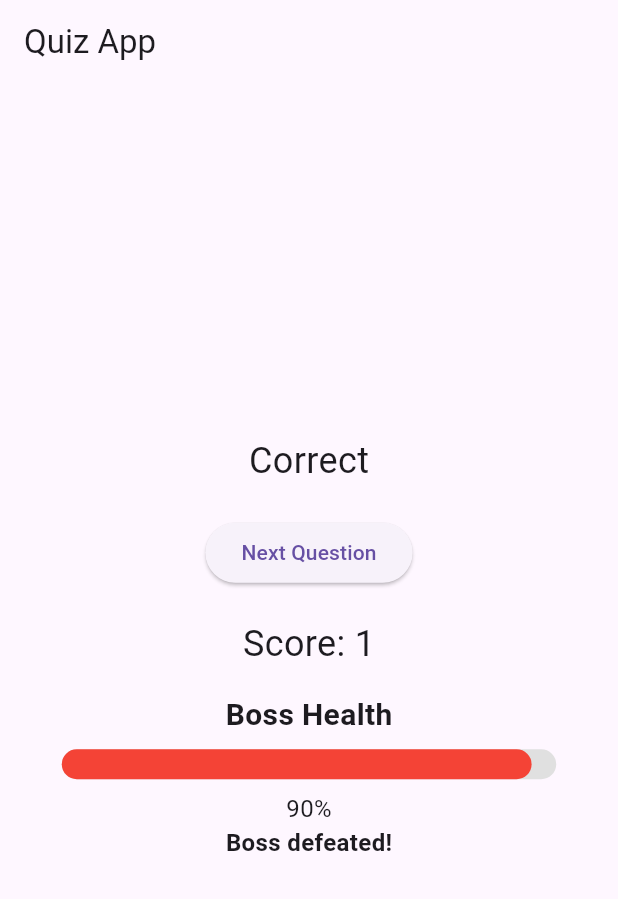
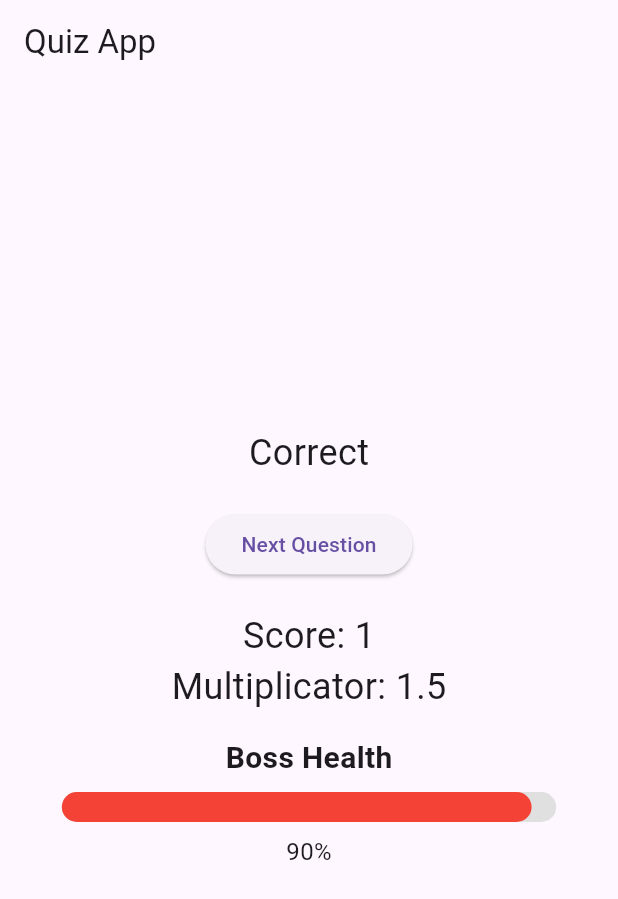
Before and after one commit to Em-N-Emss/FLE-Project-App, a Flutter app: the screen it shows after launch, after a tap on "Hello", on a phone screen of 412 x 824 dp. Shown: the top 899 px of the screen. Run offline on Flutter 3.47's test engine with Material 3 defaults, Android fonts, the light colour scheme and no system bars.

Commit message:
fix texte boss + affichage multiplicateur

```diff
--- a/lib/boss_widget.dart
+++ b/lib/boss_widget.dart
@@ -54,7 +54,7 @@ class BossWidget extends StatelessWidget {
             '${(healthPercentage * 100).toStringAsFixed(0)}%',
             style: TextStyle(fontSize: 16.0),
           ),
-          if (showResult)
+          if (showResult && bossHealth <=0)
             Text(
               'Boss defeated!',
               style: TextStyle(fontSize: 16.0, fontWeight: FontWeight.bold),
--- a/lib/main.dart
+++ b/lib/main.dart
@@ -37,7 +37,7 @@ class _QuizPageState extends State<QuizPage> {
   String selectedAnswer = '';
   bool _showResult = false;
   int _score = 0; // New variable to keep track of the score
-  double _scoreMultiplier = 0.0; // Score multiplier
+  double _scoreMultiplier = 1; // Score multiplier
   double _bossHealth = 100; // Boss health
   double _maxBossHealth = 100.0; // Define the maxBossHealth variable
   int _consecutiveGoodAnswers = 0; // Add the consecutiveGoodAnswers variable
@@ -111,6 +111,20 @@ class _QuizPageState extends State<QuizPage> {
               'Score: $_score',
               style: TextStyle(fontSize: 24.0),
             ),
+             if (_showResult) // Add this condition to display the multiplicator of good answers
+            Row(
+              mainAxisAlignment: MainAxisAlignment.center,
+              children: [
+                Text(
+                  'Multiplicator: ',
+                  style: TextStyle(fontSize: 24.0),
+                ),
+                Text(
+                  _scoreMultiplier.toString(),
+                  style: TextStyle(fontSize: 24.0),
+                ),
+              ],
+            ),
             BossWidget(
               bossHealth: _bossHealth, // Provide the bossHealth argument here
               maxBossHealth: _maxBossHealth,
@@ -131,15 +145,14 @@ class _QuizPageState extends State<QuizPage> {
 
       if (_questions[_currentQuestionIndex].isCorrect) {
         _score++; // Increment the score by 1 for each correct answer
-        _score += (_score * _scoreMultiplier)
-            .toInt(); // Increment the score by the value of the score multiplier
         _scoreMultiplier += 0.5; // Increment the score multiplier by 0.5
         _consecutiveGoodAnswers++;
         _userChoice = 'Correct';
 
         // Check if the consecutive good answers count is greater than a threshold
-        if (_consecutiveGoodAnswers >= 3) {
-          _scoreMultiplier = (_scoreMultiplier + 0.5).clamp(1.0, 2.0);
+        if (_consecutiveGoodAnswers >= 2) {
+          _score +=  _scoreMultiplier.toInt(); // Increment the score by the value of the score multiplier
+          _scoreMultiplier = (_scoreMultiplier + 0.5).clamp(1.0, 3.0);
           // Decrease the boss health based on the consecutive good answers
           _bossHealth -= _healthImpactPerQuestion * _scoreMultiplier;
         } else {
@@ -147,7 +160,7 @@ class _QuizPageState extends State<QuizPage> {
           _bossHealth -= _healthImpactPerQuestion;
         }
       } else {
-        _scoreMultiplier = 0.0; // Reset the score multiplier
+        _scoreMultiplier = 1; // Reset the score multiplier
         _consecutiveGoodAnswers =0; // Reset the consecutive good answers count if the answer is incorrect
         _userChoice = 'Incorrect';
       }
```
